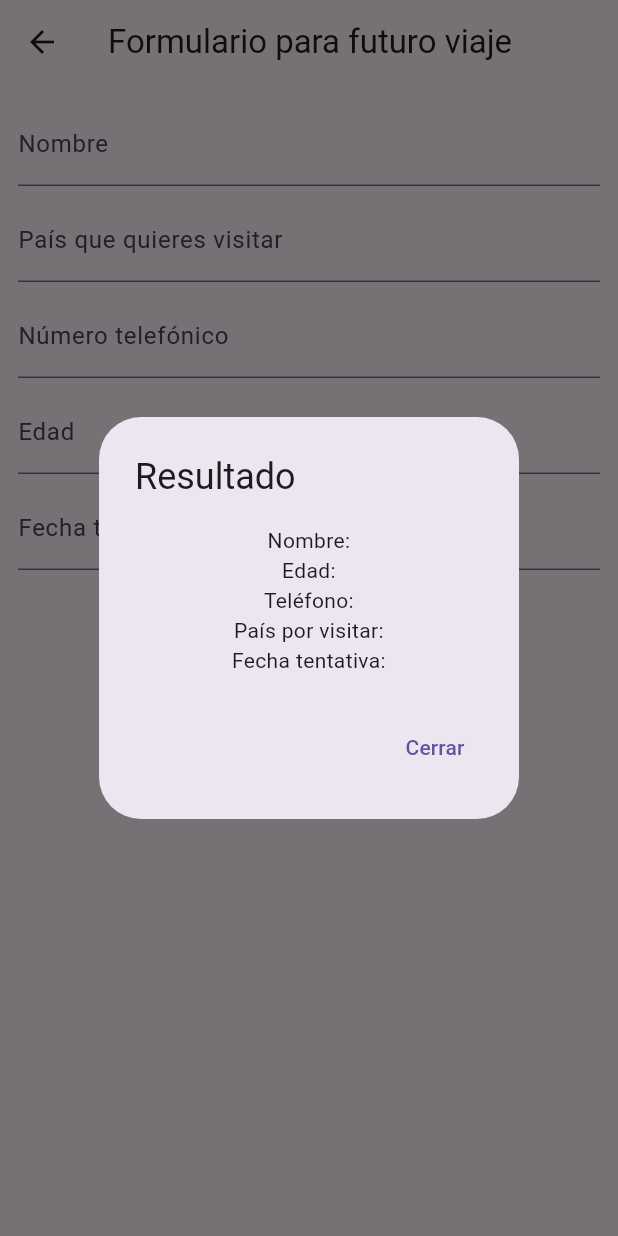
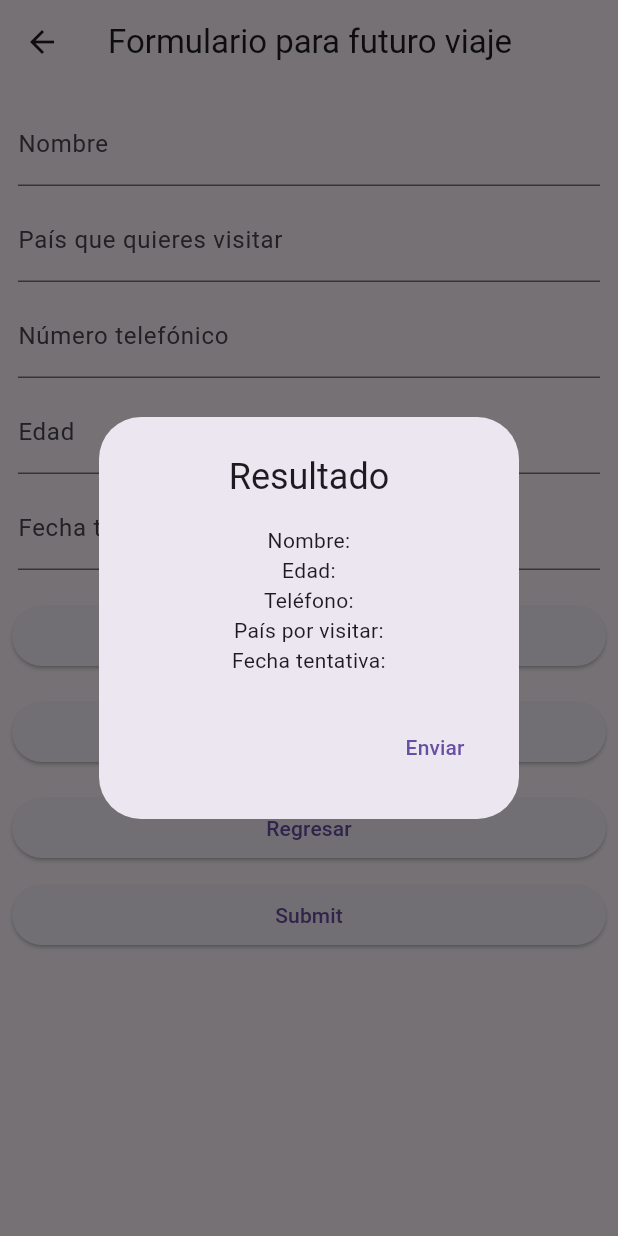
Before and after one commit to JavierKuri/finaldispmov, a Flutter app: the FormPage screen opened directly, after a tap on "Submit", on a phone screen of 412 x 824 dp. Run offline on Flutter 3.47's test engine with Material 3 defaults, Android fonts, the phone set to English and light mode, and no system bars.

Commit message:
COMMIT 5 20/11/2024
- Agregada lógica para permitir animaciones en la página de formulario.
- Tres botones para mostrar animaciones del botoón de enviar: uno para que avance hacia abajo, otro para que regrese para arriba, y uno que detiene la animación por completo y regresa el botón a su posición inicial inmediatamente.

```diff
--- a/lib/main.dart
+++ b/lib/main.dart
@@ -245,7 +245,7 @@ Widget buildFormListTile(BuildContext context) {
     child: ListTile(
       title: const Text("Formulario"),
       subtitle: const Text("Click para ir al formulario"),
-      leading: const Icon(Icons.add_card_rounded , size: 50),
+      leading: const Icon(Icons.airplane_ticket_rounded , size: 50),
       onTap: () => Navigator.push(context, MaterialPageRoute(builder: (context) => FormPage()))
     )
   );
@@ -256,9 +256,11 @@ class FormPage extends StatefulWidget {
   FormPageState createState() => FormPageState();
 }
 
-class FormPageState extends State<FormPage> {
+class FormPageState extends State<FormPage> with SingleTickerProviderStateMixin{
   late TextEditingController nameController, countryController, phoneController, ageController, dateController;
   late String resultado;
+  late Animation<double> animation;
+  late AnimationController controller;
 
   @override
   void initState() {
@@ -269,6 +271,11 @@ class FormPageState extends State<FormPage> {
     ageController = TextEditingController();
     dateController = TextEditingController();
     resultado = "";
+    controller = AnimationController(
+      duration: const Duration(seconds: 10),
+      vsync: this
+    );
+    animation = getAnimation(controller) as Animation<double>;
   }
 
   @override
@@ -278,11 +285,12 @@ class FormPageState extends State<FormPage> {
     phoneController.dispose();
     ageController.dispose();
     dateController.dispose();
+    controller.dispose();
     super.dispose();
   }
 
   @override
-  Widget build(BuildContext context){
+  Widget build(BuildContext context) {
     return Scaffold(
       appBar: AppBar(title: const Text("Formulario para futuro viaje")),
       body: SafeArea(
@@ -290,18 +298,34 @@ class FormPageState extends State<FormPage> {
           padding: const EdgeInsets.all(8.0),
           child: SingleChildScrollView(
             child: Column(
+              crossAxisAlignment: CrossAxisAlignment.stretch,
               children: <Widget>[
                 buildNameField(),
                 buildCountryField(),
                 buildPhoneField(),
                 buildAgeField(),
                 buildDateField(),
-                buildResultArea()
+                const SizedBox(height: 16.0),
+                ElevatedButton(
+                  onPressed: () => controller.forward(),
+                  child: const Text("Avanzar"),
+                ),
+                const SizedBox(height: 16.0),
+                ElevatedButton(
+                  onPressed: () => controller.reset(),
+                  child: const Text("Reiniciar"),
+                ),
+                const SizedBox(height: 16.0),
+                ElevatedButton(
+                  onPressed: () => controller.reverse(),
+                  child: const Text("Regresar"),
+                ),
+                buildResultArea(),
               ],
-            )
-          )
-        )
-      )
+            ),
+          ),
+        ),
+      ),
     );
   }
 
@@ -355,26 +379,26 @@ class FormPageState extends State<FormPage> {
       )
     );
   }
+
   Widget buildResultArea() {
-  return Column(
-    children: <Widget>[
-      ElevatedButton(
+    return Padding(
+      padding: EdgeInsets.only(top: animation.value),
+      child: ElevatedButton(
         onPressed: () {
           updateResults();
           showResultModal();
         },
         child: const Text("Submit"),
       ),
-    ],
-  );
-}
+    );
+  }
 
 void showResultModal() {
   showDialog(
     context: context,
     builder: (BuildContext context) {
       return AlertDialog(
-        title: const Text("Resultado"),
+        title: const Center(child:Text("Resultado")),
         content: Text(
           resultado,
           textAlign: TextAlign.center,
@@ -384,7 +408,7 @@ void showResultModal() {
             onPressed: () {
               Navigator.of(context).pop();
             },
-            child: const Text("Cerrar"),
+            child: const Text("Enviar"),
           ),
         ],
       );
@@ -402,4 +426,12 @@ void showResultModal() {
       dateController.text = "";
     });
   }
+
+  Animation getAnimation(AnimationController controller) {
+    return Tween<double>(begin: 10.0, end: 200.0).animate(
+      CurvedAnimation(parent: controller, curve: Curves.fastOutSlowIn)
+    )..addListener(() {
+      setState(() {});
+    });
+  }
 }
```
